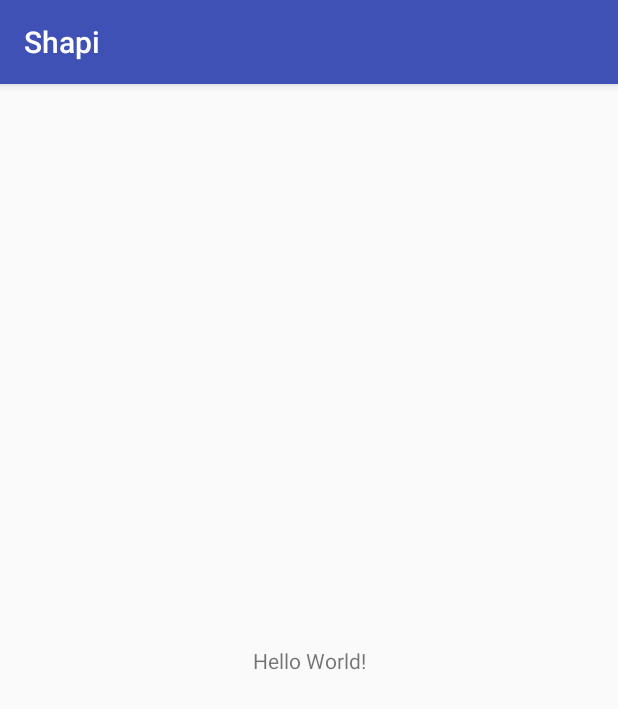
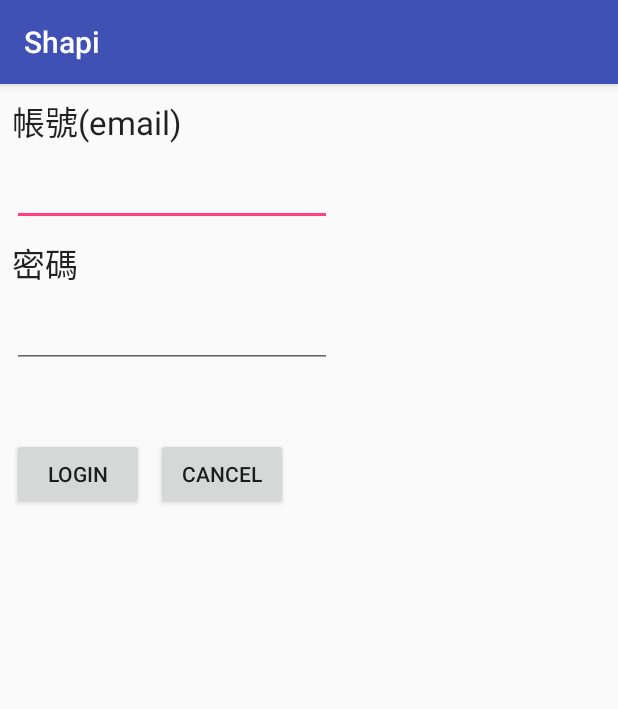
Before and after one commit to hanktom/Shapi, an Android app: the screen it shows after launch (MainActivity before the commit, LoginActivity after it), on a phone screen of 412 x 824 dp. Shown: the top 709 px of the screen. Run offline under Robolectric (Android 15) with nearby library versions, the phone set to English and light mode, and no system bars.

Commit message:
LoginActivity 2

```diff
--- a/app/src/main/java/com/fju/shapi/MainActivity.java
+++ b/app/src/main/java/com/fju/shapi/MainActivity.java
@@ -1,5 +1,6 @@
 package com.fju.shapi;
 
+import android.content.Intent;
 import android.support.v7.app.AppCompatActivity;
 import android.os.Bundle;
 
@@ -7,10 +8,17 @@ import com.fju.shapi.data.DummyData;
 
 public class MainActivity extends AppCompatActivity {
 
+
+    private static final int RC_LOGIN = 7800;
+    boolean login = false;
     @Override
     protected void onCreate(Bundle savedInstanceState) {
         super.onCreate(savedInstanceState);
         setContentView(R.layout.activity_main);
 
+        if (!login) {
+            Intent intent = new Intent(this, LoginActivity.class);
+            startActivityForResult(intent, RC_LOGIN);
+        }
     }
 }
--- a/app/src/main/res/layout/activity_login.xml
+++ b/app/src/main/res/layout/activity_login.xml
@@ -51,16 +51,16 @@
         app:layout_constraintTop_toBottomOf="@+id/textView2" />
 
     <TextView
-        android:id="@+id/textView3"
+        android:id="@+id/ed_alert"
         android:layout_width="395dp"
         android:layout_height="48dp"
         android:layout_marginEnd="8dp"
         android:layout_marginStart="8dp"
-        android:layout_marginTop="8dp"
-        android:text="TextView"
+        android:layout_marginTop="180dp"
         app:layout_constraintEnd_toEndOf="parent"
+        app:layout_constraintHorizontal_bias="0.481"
         app:layout_constraintStart_toStartOf="parent"
-        app:layout_constraintTop_toBottomOf="@+id/ed_password" />
+        app:layout_constraintTop_toTopOf="parent" />
 
     <Button
         android:id="@+id/ed_login"
@@ -68,9 +68,10 @@
         android:layout_height="wrap_content"
         android:layout_marginStart="8dp"
         android:layout_marginTop="8dp"
+        android:onClick="login"
         android:text="Login"
         app:layout_constraintStart_toStartOf="parent"
-        app:layout_constraintTop_toBottomOf="@+id/textView3" />
+        app:layout_constraintTop_toBottomOf="@+id/ed_alert" />
 
     <Button
         android:id="@+id/ed_cancel"
@@ -78,7 +79,8 @@
         android:layout_height="wrap_content"
         android:layout_marginStart="8dp"
         android:layout_marginTop="8dp"
+        android:onClick="cancel"
         android:text="Cancel"
         app:layout_constraintStart_toEndOf="@+id/ed_login"
-        app:layout_constraintTop_toBottomOf="@+id/textView3" />
+        app:layout_constraintTop_toBottomOf="@+id/ed_alert" />
 </android.support.constraint.ConstraintLayout>
```
Also changed, not shown: app/src/main/java/com/fju/shapi/LoginActivity.java (+31 -4 lines).
